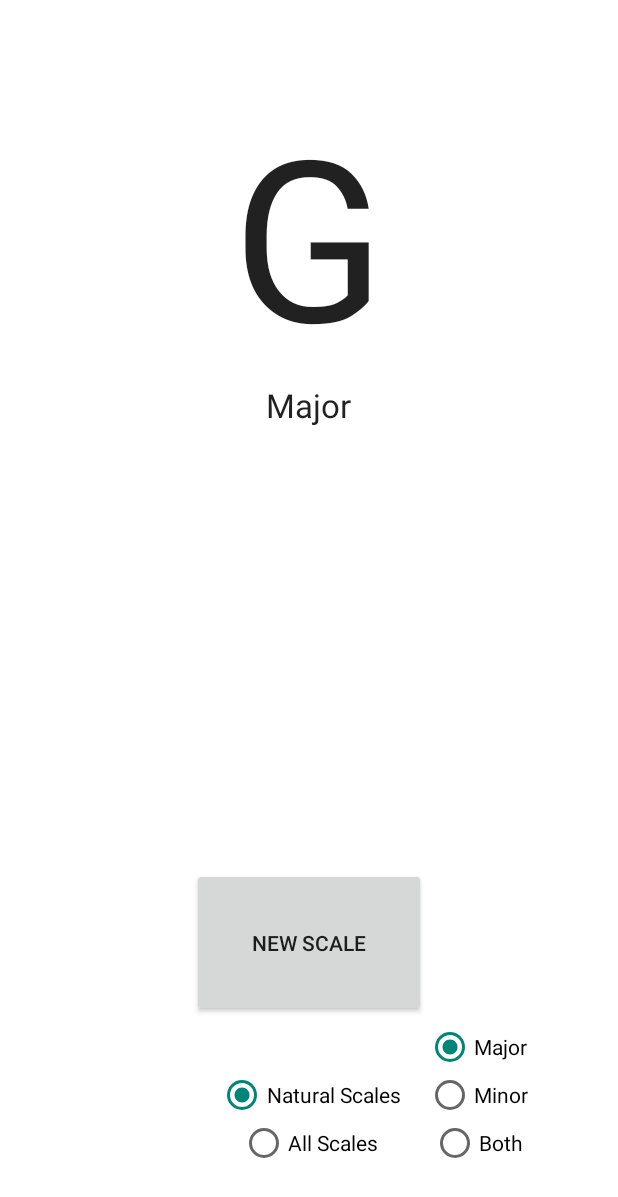
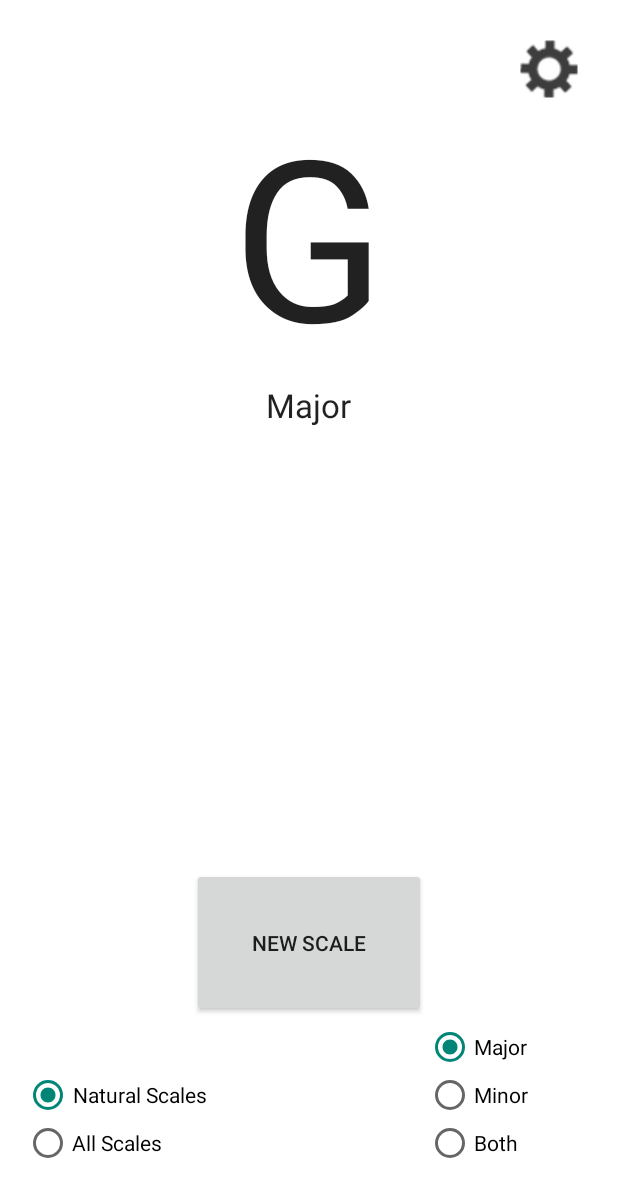
Before and after one commit to JDGale8/ScalesPractice, an Android app: the screen it shows after launch (MainActivity), after a tap on "NEW SCALE", on a phone screen of 412 x 824 dp. Shown: the top 1197 px of the screen. Run offline under Robolectric (Android 15) with nearby library versions, the phone set to English and light mode, and no system bars.

Commit message:
added settings glyph, fixed a bug with radio buttons, added an icon

```diff
--- a/app/src/main/java/dallas/scalespractice/MainActivity.java
+++ b/app/src/main/java/dallas/scalespractice/MainActivity.java
@@ -4,7 +4,11 @@ import android.support.v7.app.AppCompatActivity;
 import android.os.Bundle;
 import android.util.Log;
 import android.view.View;
+import android.view.animation.AlphaAnimation;
+import android.view.animation.Animation;
+import android.view.animation.AnimationUtils;
 import android.widget.Button;
+import android.widget.ImageButton;
 import android.widget.RadioGroup;
 import android.widget.TextView;
 
@@ -17,11 +21,12 @@ public class MainActivity extends AppCompatActivity {
     private static final String KEY_SCALE = "KEY_SCALE";
     private TextView mScaleText;
     private TextView mMajMinText;
+    private ImageButton mSettingsBtn;
     private Button mScaleBtn;
     private MajorScalesPractice mMajorScales = new MajorScalesPractice();
     private RadioGroup mScaleTypeRadio;
     private RadioGroup mMajMinRadio;
-
+    private AlphaAnimation buttonClick = new AlphaAnimation(1F, 0.8F);
 
     @Override
     protected void onCreate(Bundle savedInstanceState) {
@@ -29,12 +34,18 @@ public class MainActivity extends AppCompatActivity {
         setContentView(R.layout.activity_main);
 
         mScaleBtn =  (Button) findViewById(R.id.newScaleBtn);
+        mSettingsBtn = (ImageButton) findViewById(R.id.settingsButton);
         mScaleText = (TextView) findViewById(R.id.scaleText);
         mMajMinText = (TextView) findViewById(R.id.majorMinorText);
         mScaleTypeRadio = (RadioGroup) findViewById(R.id.scaleRadioGroup);
         mMajMinRadio = (RadioGroup) findViewById(R.id.majMinRadioGroup);
 
-        View.OnClickListener listener = new View.OnClickListener() {
+
+        // Animations
+        //Animation pulse = AnimationUtils.loadAnimation(this, R.anim.pulse);
+
+
+        View.OnClickListener newScaleListener = new View.OnClickListener() {
             @Override
             public void onClick(View v) {
                 // when the button is clicked, it needs to update mScaleText with a new scale
@@ -48,13 +59,12 @@ public class MainActivity extends AppCompatActivity {
                 int minScaleId = 2131492952;
                 int bothScaleId = 2131492953;
 
-
-                Log.d(TAG, "int value of maj/min radio button is:" +selMajMin);
-
                 int selScaleType = mScaleTypeRadio.getCheckedRadioButtonId();
 
-                int naturalScaleId = 2131492948;
-                int allScaleId = 2131492949;
+                Log.d(TAG, "int value of maj/min radio button is:" +selScaleType);
+
+                int naturalScaleId = 2131492949;
+                int allScaleId = 2131492950;
 
                 //if / else statement depending on if our choice is major or minor
                 if(selMajMin==majScaleId) {
@@ -79,6 +89,9 @@ public class MainActivity extends AppCompatActivity {
                     //update the scale
                     mScaleText.setText(scale);
                 }
+
+
+
                 else if(selMajMin==bothScaleId) {
                     Random randomGenerator = new Random();
                     int randomInt = randomGenerator.nextInt(2);
@@ -100,6 +113,16 @@ public class MainActivity extends AppCompatActivity {
             }
         };
 
-        mScaleBtn.setOnClickListener(listener);
+        View.OnClickListener settingsListener = new View.OnClickListener(){
+            @Override
+            public void onClick(View v) {
+                mSettingsBtn.startAnimation(buttonClick);
+            }
+
+        };
+
+        mSettingsBtn.setOnClickListener(settingsListener);
+
+        mScaleBtn.setOnClickListener(newScaleListener);
     }
 }
--- a/app/src/main/res/layout/activity_main.xml
+++ b/app/src/main/res/layout/activity_main.xml
@@ -49,8 +49,9 @@
         android:layout_width="wrap_content"
         android:layout_height="wrap_content"
         android:paddingBottom="30dp"
-        android:layout_alignParentBottom="true"
-        android:layout_centerHorizontal="true">
+        android:layout_alignBottom="@+id/majMinRadioGroup"
+        android:layout_alignParentLeft="true"
+        android:layout_alignParentStart="true">
 
         <RadioButton
             android:layout_width="wrap_content"
@@ -68,7 +69,7 @@
             android:text="@string/allScaleRadio"
             android:id="@+id/radioAccidentalScaleRadio"
             android:checked="false"
-            android:layout_gravity="center"/>
+            />
 
     </RadioGroup>
 
@@ -105,11 +106,21 @@
             android:text="Both"
             android:id="@+id/allMajMinScaleRadio"
             android:checked="false"
-            android:layout_gravity="center"/>
+            />
 
 
     </RadioGroup>
 
+    <ImageButton
+        android:layout_width="wrap_content"
+        android:layout_height="wrap_content"
+        android:background="@android:color/transparent"
+        android:id="@+id/settingsButton"
+        android:padding="10dp"
+        android:layout_alignParentTop="true"
+        android:layout_alignParentRight="true"
+        android:layout_alignParentEnd="true"
+        android:src="@drawable/settingsglyph"/>
 
 
 </RelativeLayout>
```
Also changed, not shown: app/src/main/res/drawable/settings_glyph.png (added), app/src/main/res/drawable/settingsglyph.png (added), app/src/main/res/mipmap-hdpi/ic_launcher.png, app/src/main/res/mipmap-mdpi/ic_launcher.png, app/src/main/res/mipmap-xhdpi/ic_launcher.png, app/src/main/res/mipmap-xxhdpi/ic_launcher.png, app/src/main/res/mipmap-xxxhdpi/ic_launcher.png.
